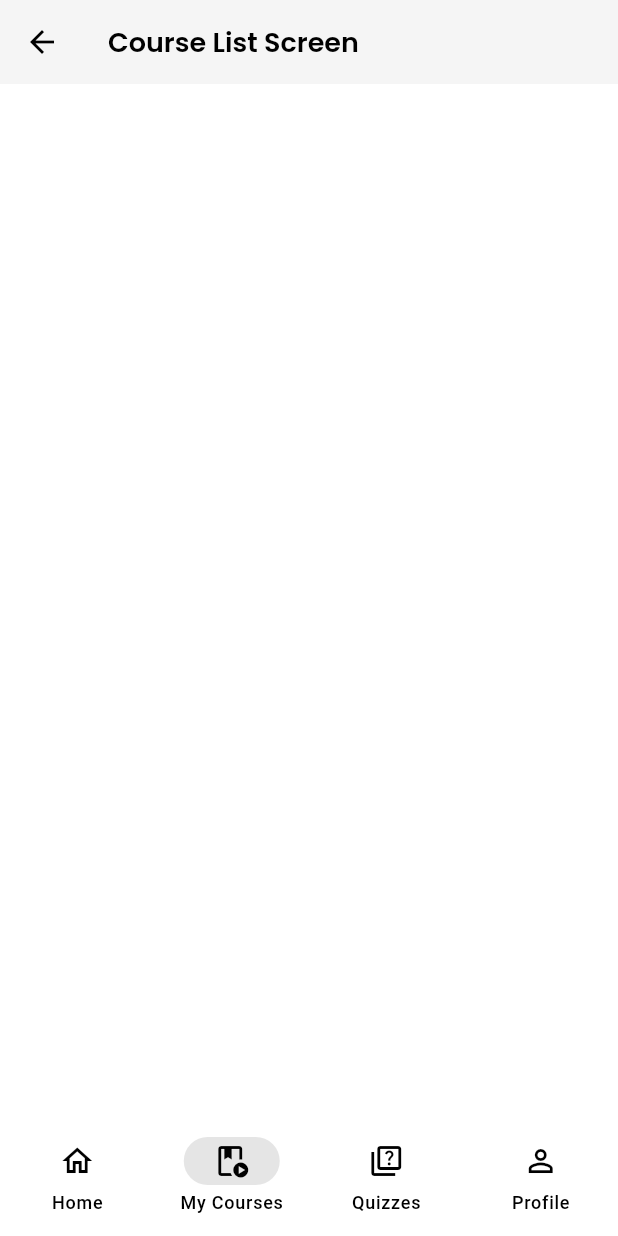
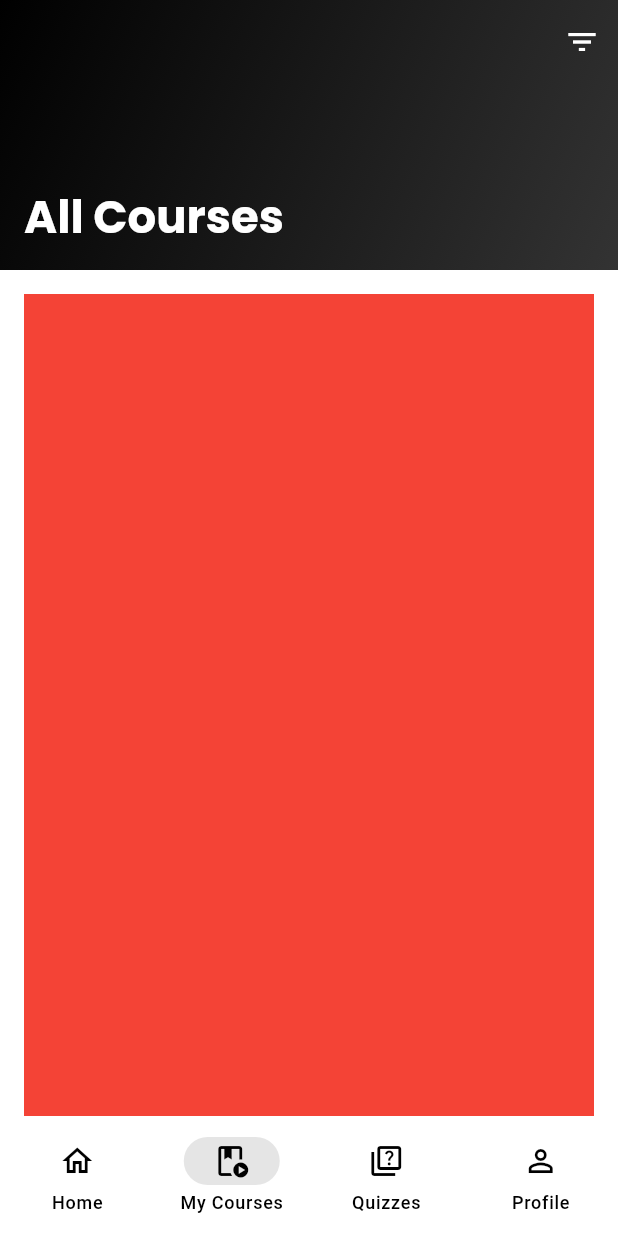
Before and after one commit to ganeshchay2021/E-learning-app, a Flutter app: the MainScreen screen opened by its route, item 2 of the bottom bar chosen, on a phone screen of 412 x 824 dp. Run offline on Flutter 3.47's test engine with Material 3 defaults, Android fonts, the phone set to English and light mode, and no system bars; our stand-ins replace bloc, cached_network_image, equatable, flutter_bloc, get, get_storage and 3 more; accounts and stored records are empty; network calls fail.

Commit message:
Clear Upto Date

```diff
--- a/lib/routes/app_routes.dart
+++ b/lib/routes/app_routes.dart
@@ -1,7 +1,7 @@
 import 'package:e_learning_app/view/auth/forgot_password.dart';
 import 'package:e_learning_app/view/auth/login_screen.dart';
 import 'package:e_learning_app/view/auth/sign_up_screen.dart';
-import 'package:e_learning_app/view/courses/widget/course_list_screen.dart';
+import 'package:e_learning_app/view/courses/course_list_screen.dart';
 import 'package:e_learning_app/view/home/home_screen.dart';
 import 'package:e_learning_app/view/teacher/teacher_home_screen.dart';
 import 'package:e_learning_app/view/onboarding/onboarding_screen.dart';
--- a/lib/routes/route_page.dart
+++ b/lib/routes/route_page.dart
@@ -2,7 +2,7 @@ import 'package:e_learning_app/routes/app_routes.dart';
 import 'package:e_learning_app/view/auth/forgot_password.dart';
 import 'package:e_learning_app/view/auth/login_screen.dart';
 import 'package:e_learning_app/view/auth/sign_up_screen.dart';
-import 'package:e_learning_app/view/courses/widget/course_list_screen.dart';
+import 'package:e_learning_app/view/courses/course_list_screen.dart';
 import 'package:e_learning_app/view/home/home_Screen.dart';
 import 'package:e_learning_app/view/teacher/teacher_home_screen.dart';
 import 'package:e_learning_app/view/onboarding/onboarding_screen.dart';
--- /dev/null
+++ b/lib/view/courses/course_list_screen.dart
@@ -0,0 +1,111 @@
+// ignore_for_file: public_member_api_docs, sort_constructors_first
+import 'package:e_learning_app/core/theme/app_colors..dart';
+import 'package:e_learning_app/services/dummy_data_Services.dart';
+import 'package:e_learning_app/view/courses/widget/course_filter_dialog.dart';
+import 'package:e_learning_app/view/courses/widget/empty_state_widget.dart';
+import 'package:flutter/material.dart';
+import 'package:get/get.dart';
+
+import 'widget/course_card.dart';
+
+class CourseListScreen extends StatelessWidget {
+  final String? categoryId;
+  final String? categoryName;
+  final bool showBackButton;
+  const CourseListScreen({
+    super.key,
+    this.categoryId,
+    this.categoryName,
+    this.showBackButton = false,
+  });
+
+  @override
+  Widget build(BuildContext context) {
+    final theme = Theme.of(context);
+    final courses = categoryId != null
+        ? DummyDataServices.getCoursesByCategory(categoryId!)
+        : DummyDataServices.courses;
+
+    return Scaffold(
+      backgroundColor: AppColors.lightBackground,
+      body: CustomScrollView(
+        physics: const BouncingScrollPhysics(),
+        slivers: [
+          SliverAppBar(
+            expandedHeight: 180,
+            backgroundColor: AppColors.primary,
+            pinned: true,
+            automaticallyImplyLeading: categoryId != null || showBackButton,
+            leading: (categoryId != null || showBackButton)
+                ? IconButton(
+                    onPressed: () {
+                      Get.back();
+                    },
+                    icon: const Icon(Icons.arrow_back_ios),
+                  )
+                : null,
+            actions: [
+              IconButton(
+                onPressed: () => _showFilterList(context),
+                icon: const Icon(
+                  Icons.filter_list,
+                  color: AppColors.accent,
+                ),
+              ),
+            ],
+            flexibleSpace: FlexibleSpaceBar(
+              background: Container(
+                decoration: const BoxDecoration(
+                  gradient: LinearGradient(colors: [
+                    AppColors.primary,
+                    AppColors.primaryLight,
+                  ], begin: Alignment.topLeft, end: Alignment.bottomRight),
+                ),
+              ),
+              titlePadding: const EdgeInsets.all(16),
+              title: Text(
+                categoryName ?? "All Courses",
+                style: theme.textTheme.headlineMedium!.copyWith(
+                  color: AppColors.accent,
+                  fontWeight: FontWeight.bold,
+                ),
+              ),
+            ),
+          ),
+          if (courses.isEmpty)
+            SliverFillRemaining(
+              child: EmptyStateWidget(
+                onActionPressed: () => Get.back(),
+              ),
+            ),
+          SliverPadding(
+            padding: const EdgeInsets.all(16),
+            sliver: SliverList(
+              delegate: SliverChildBuilderDelegate(
+                childCount: courses.length,
+                (context, index) {
+                  final course = courses[index];
+                  return CourseCard(
+                    course: course,
+                  );
+                },
+              ),
+            ),
+          )
+        ],
+      ),
+    );
+  }
+
+  _showFilterList(BuildContext context) {
+    showModalBottomSheet(
+      shape: const RoundedRectangleBorder(
+        borderRadius: BorderRadius.vertical(
+          top: Radius.circular(20),
+        ),
+      ),
+      context: context,
+      builder: (context) => const CourseFilterDialog(),
+    );
+  }
+}
--- /dev/null
+++ b/lib/view/courses/widget/course_card.dart
@@ -0,0 +1,23 @@
+import 'package:e_learning_app/models/course_model.dart';
+import 'package:flutter/material.dart';
+
+class CourseCard extends StatefulWidget {
+  final CourseModel course;
+  const CourseCard({
+    super.key,
+    required this.course,
+  });
+
+  @override
+  State<CourseCard> createState() => _CourseCardState();
+}
+
+class _CourseCardState extends State<CourseCard> {
+  @override
+  Widget build(BuildContext context) {
+    return Container(
+      height: 180,
+      color: Colors.red,
+    );
+  }
+}
--- a/lib/view/courses/widget/course_list_screen.dart
+++ /dev/null
@@ -1,23 +0,0 @@
-// ignore_for_file: public_member_api_docs, sort_constructors_first
-import 'package:flutter/material.dart';
-
-class CourseListScreen extends StatelessWidget {
-  final String? categoryId;
-  final String? categoryName;
-  final bool showBackButton;
-  const CourseListScreen({
-    super.key,
-    this.categoryId,
-    this.categoryName,
-    this.showBackButton=false,
-  });
-
-  @override
-  Widget build(BuildContext context) {
-    return Scaffold(
-      appBar: AppBar(
-        title: const Text("Course List Screen"),
-      ),
-    );
-  }
-}
--- a/lib/view/widgets/main_screen.dart
+++ b/lib/view/widgets/main_screen.dart
@@ -1,6 +1,6 @@
 // ignore_for_file: public_member_api_docs, sort_constructors_first
 import 'package:e_learning_app/bloc/navigation/navigation_bloc.dart';
-import 'package:e_learning_app/view/courses/widget/course_list_screen.dart';
+import 'package:e_learning_app/view/courses/course_list_screen.dart';
 import 'package:e_learning_app/view/home/home_screen.dart';
 import 'package:e_learning_app/view/profile/profile_screen.dart';
 import 'package:e_learning_app/view/quiz/quiz_list_screen.dart';
@@ -22,7 +22,7 @@ class MainScreen extends StatefulWidget {
 
 class _MainScreenState extends State<MainScreen> {
   List<Widget> pages = [
-    HomeScreen(),
+    const HomeScreen(),
     const CourseListScreen(),
     const QuizListScreen(),
     const ProfileScreen(),
```
Also changed, not shown: lib/view/courses/widget/course_filter_dialog.dart (added, +75 -0 lines), lib/view/courses/widget/empty_state_widget.dart (added, +74 -0 lines).
